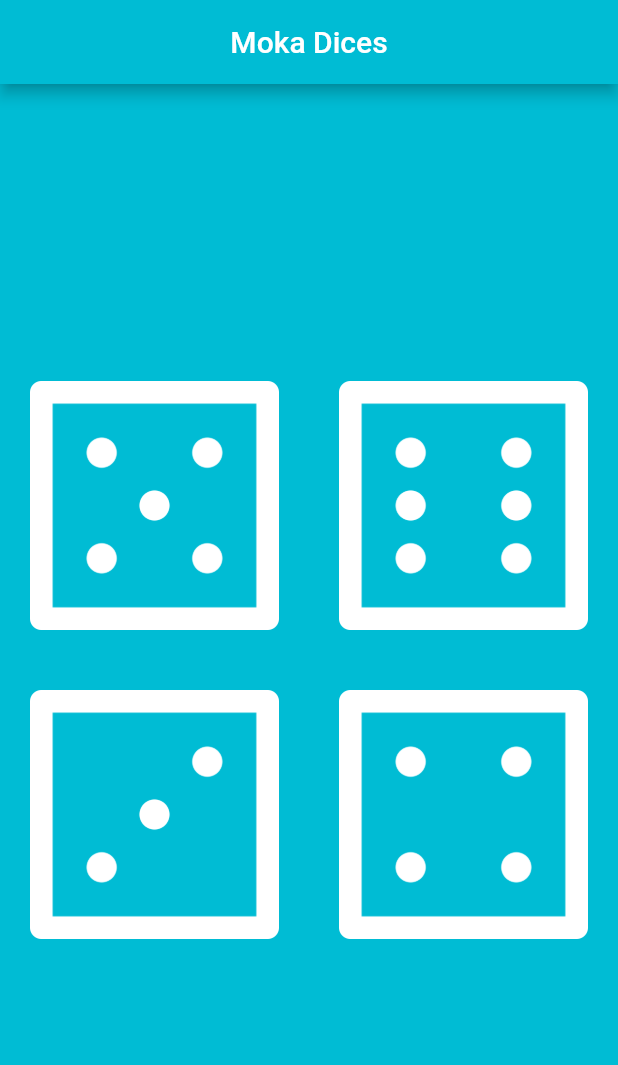
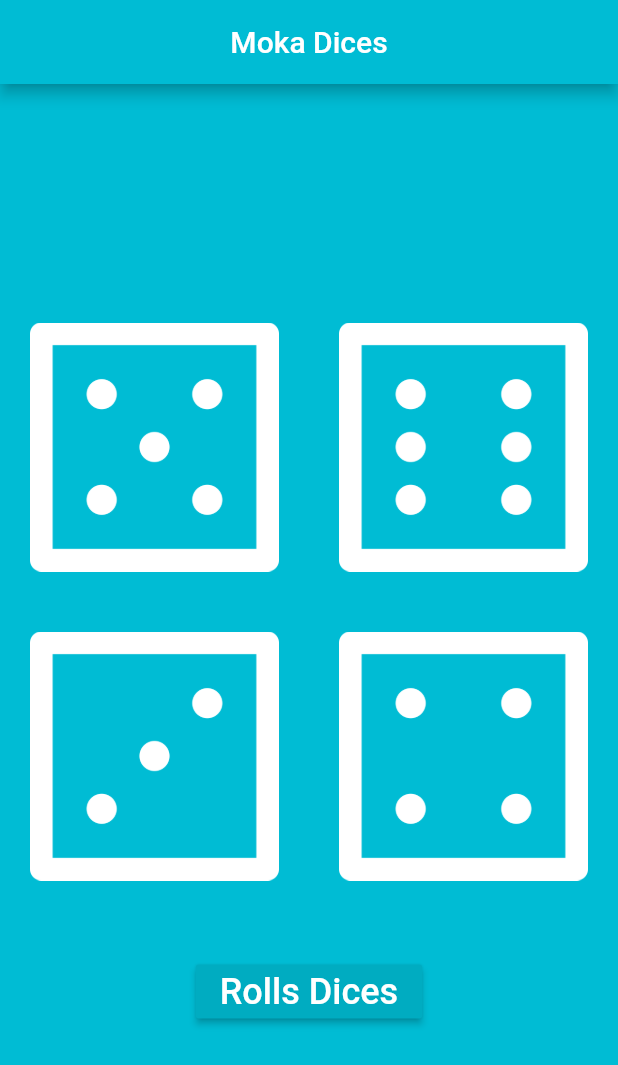
Before and after one commit to m-o-k-a/moka_dices, a Flutter app: the screen it shows after launch, on a phone screen of 412 x 824 dp. Shown: the top 1065 px of the screen. Run offline on Flutter 3.47's test engine with Material 2 defaults, Android fonts, the phone set to English and light mode, and no system bars.

Commit message:
add rolls dices buttons, for now 1, 2, 4 dices will be accepted

```diff
--- a/lib/main.dart
+++ b/lib/main.dart
@@ -49,6 +49,14 @@ class _DicePageState extends State<DicePage> {
                   ),),
               ],
             ),
+          const SizedBox(height: 30),
+          RaisedButton(
+            color: Colors.cyan[600],
+            onPressed: () {
+              setState(() {});
+            },
+            child: const Text('Rolls Dices', style: TextStyle(fontSize: 24, color: Colors.white)),
+          ),
         ],
       ),
     );
```
